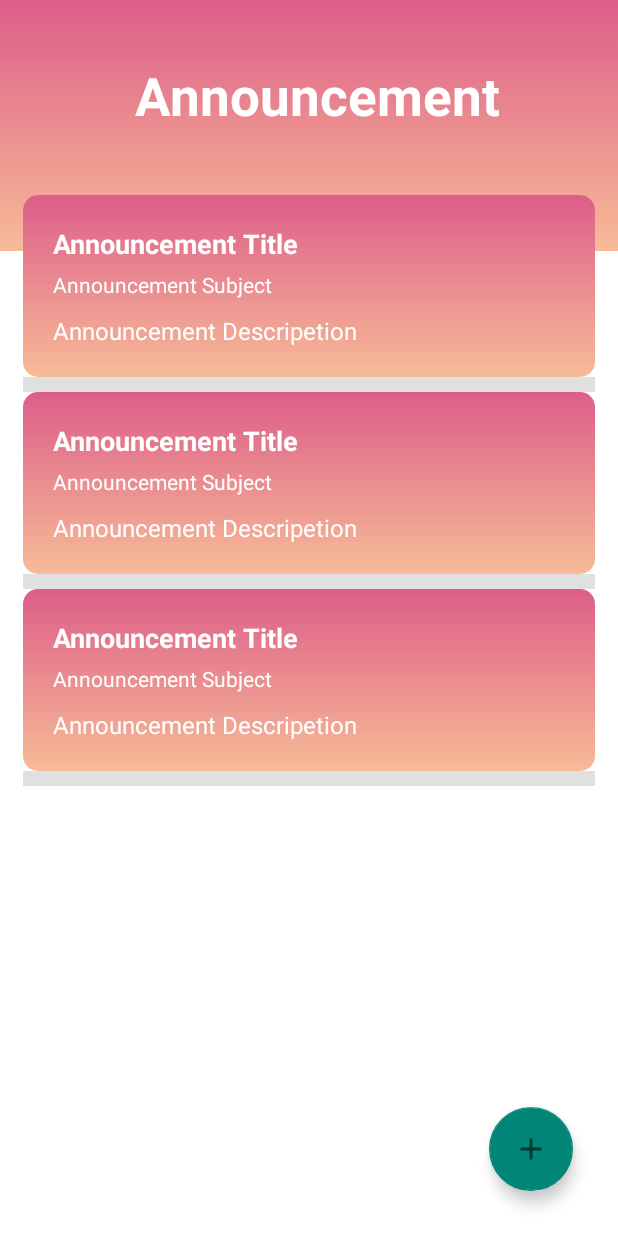
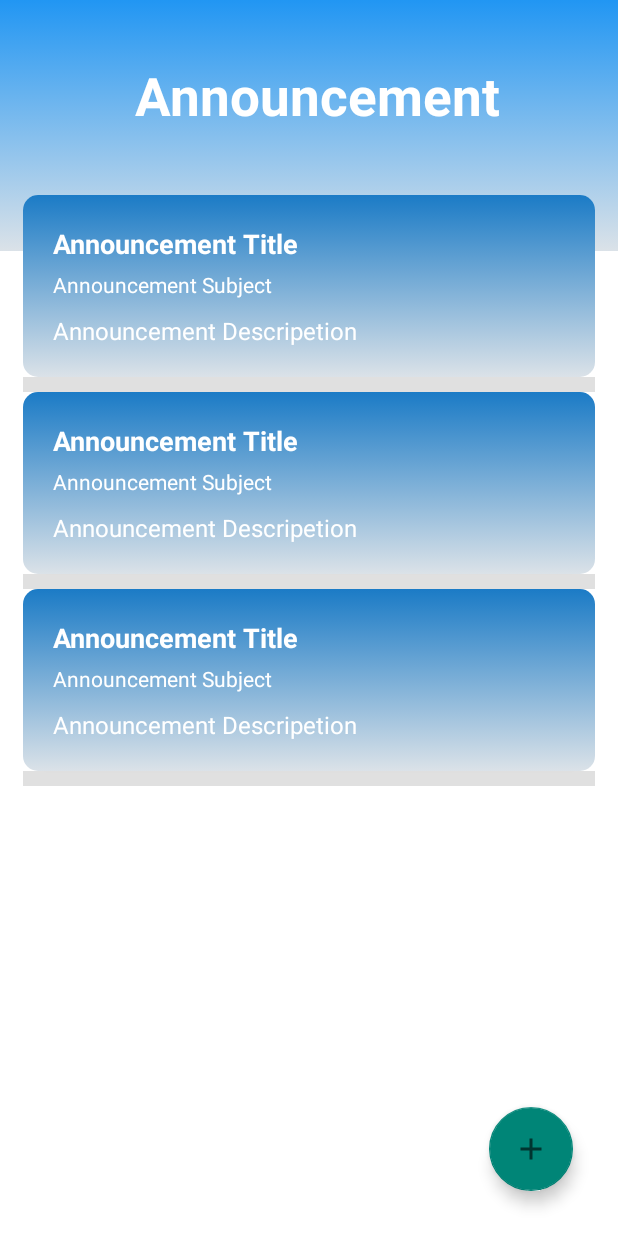
Before and after one commit to GodofLibra/e_scheduler, an Android app: the layout fragment_announcement.xml on its own in the app's theme, with its tools: preview values and no code run, on a phone screen of 412 x 824 dp. Run offline under Robolectric (Android 15) with nearby library versions, the light colour scheme and no system bars.

Commit message:
Color Schema Updated

```diff
--- /dev/null
+++ b/app/src/main/res/drawable/announcement_bg.xml
@@ -0,0 +1,10 @@
+<?xml version="1.0" encoding="utf-8"?>
+<selector xmlns:android="http://schemas.android.com/apk/res/android">
+    <item>
+        <shape android:shape="rectangle">
+            <gradient android:angle="270"
+                android:startColor="#2196F3"
+                android:endColor="#DBE2E8" />
+        </shape>
+    </item>
+</selector>
--- a/app/src/main/res/drawable/left_side_background.xml
+++ b/app/src/main/res/drawable/left_side_background.xml
@@ -2,9 +2,9 @@
 <selector xmlns:android="http://schemas.android.com/apk/res/android">
     <item>
         <shape android:shape="rectangle">
-            <corners
-                android:topRightRadius="60dp"
-                android:bottomRightRadius="60dp"/>
+<!--            <corners-->
+<!--                android:topRightRadius="60dp"-->
+<!--                android:bottomRightRadius="60dp"/>-->
             <gradient android:angle="90"
                 android:endColor="#4778ea"
                 android:startColor="#b269b9" />
--- /dev/null
+++ b/app/src/main/res/drawable/row_ann_bg.xml
@@ -0,0 +1,10 @@
+<?xml version="1.0" encoding="utf-8"?>
+<selector xmlns:android="http://schemas.android.com/apk/res/android">
+    <item>
+        <shape android:shape="rectangle">
+            <gradient android:angle="270"
+                android:startColor="#1B7BC6"
+                android:endColor="#DBE2E8" />
+        </shape>
+    </item>
+</selector>
--- a/app/src/main/res/layout/fragment_announcement.xml
+++ b/app/src/main/res/layout/fragment_announcement.xml
@@ -16,7 +16,7 @@
             android:id="@+id/receipe_layout"
             android:layout_width="match_parent"
             android:layout_height="wrap_content"
-            android:background="@drawable/dashboard_bg"
+            android:background="@drawable/announcement_bg"
             android:paddingBottom="80dp"
             app:layout_constraintTop_toTopOf="parent">
 
--- a/app/src/main/res/layout/fragment_login.xml
+++ b/app/src/main/res/layout/fragment_login.xml
@@ -13,7 +13,7 @@
         android:layout_height="wrap_content"
         android:layout_marginTop="25dp"
         android:text="E-Schduler"
-        android:textColor="#c4c4c4"
+        android:textColor="#646E68"
         android:textScaleX="1.3"
         android:textSize="50sp"
         android:textStyle="bold|italic"
--- a/app/src/main/res/layout/fragment_notice.xml
+++ b/app/src/main/res/layout/fragment_notice.xml
@@ -16,7 +16,7 @@
             android:id="@+id/receipe_layout"
             android:layout_width="match_parent"
             android:layout_height="wrap_content"
-            android:background="@drawable/button_background"
+            android:background="@drawable/notice_bg"
             android:paddingBottom="80dp"
             app:layout_constraintTop_toTopOf="parent">
 
--- a/app/src/main/res/layout/row_layout_ann.xml
+++ b/app/src/main/res/layout/row_layout_ann.xml
@@ -13,7 +13,7 @@
     <androidx.constraintlayout.widget.ConstraintLayout
         android:layout_width="match_parent"
         android:layout_height="match_parent"
-        android:background="@drawable/dashboard_bg"
+        android:background="@drawable/row_ann_bg"
         android:padding="20dp">
         <TextView
             android:id="@+id/note_title"
--- a/app/src/main/res/layout/row_layout_notice.xml
+++ b/app/src/main/res/layout/row_layout_notice.xml
@@ -13,7 +13,7 @@
     <androidx.constraintlayout.widget.ConstraintLayout
         android:layout_width="match_parent"
         android:layout_height="match_parent"
-        android:background="@drawable/dashboard_bg"
+        android:background="@drawable/row_notice_bg"
         android:padding="20dp">
         <TextView
             android:id="@+id/note_title"
```
Also changed, not shown: app/src/main/res/drawable/notice_bg.xml (added, +10 -0 lines), app/src/main/res/drawable/right_side_background.xml (+4 -4 lines), app/src/main/res/drawable/row_notice_bg.xml (added, +10 -0 lines), 1 other file.
